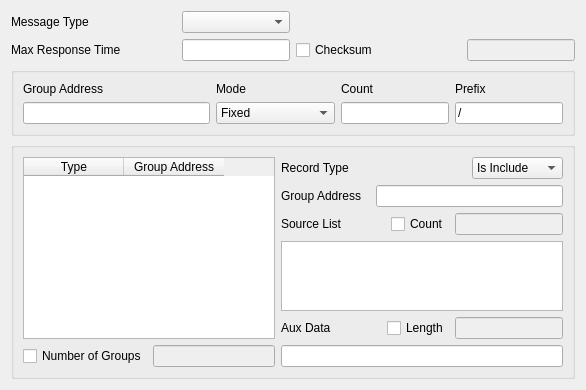
pstavirs/ostinato, file common/gmp.ui: the form before one commit.
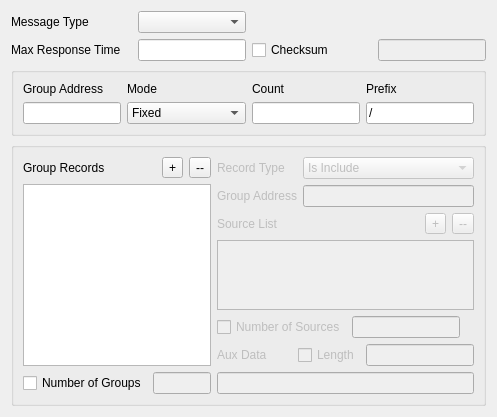
The form after the commit. The open tabs and pages were chosen to show the change. Custom widgets are drawn as their Qt base class.

Patch:
```diff
--- a/common/gmp.ui
+++ b/common/gmp.ui
@@ -5,8 +5,8 @@
    <rect>
     <x>0</x>
     <y>0</y>
-    <width>586</width>
-    <height>281</height>
+    <width>497</width>
+    <height>355</height>
    </rect>
   </property>
   <property name="windowTitle" >
@@ -359,7 +359,7 @@
       </layout>
      </widget>
      <widget class="QWidget" name="page_2" >
-      <layout class="QHBoxLayout" >
+      <layout class="QVBoxLayout" >
        <property name="leftMargin" >
         <number>0</number>
        </property>
@@ -381,18 +381,48 @@
           <item>
            <layout class="QVBoxLayout" >
             <item>
-             <widget class="QTableWidget" name="groupList" >
-              <column>
+             <layout class="QHBoxLayout" >
+              <item>
+               <widget class="QLabel" name="label_14" >
                <property name="text" >
-                <string>Type</string>
-               </property>
-              </column>
-              <column>
+                 <string>Group Records</string>
+                </property>
+                <property name="buddy" >
+                 <cstring>groupRecordAddress</cstring>
+                </property>
+               </widget>
+              </item>
+              <item>
+               <spacer>
+                <property name="orientation" >
+                 <enum>Qt::Horizontal</enum>
+                </property>
+                <property name="sizeHint" >
+                 <size>
+                  <width>16</width>
+                  <height>20</height>
+                 </size>
+                </property>
+               </spacer>
+              </item>
+              <item>
+               <widget class="QToolButton" name="addGroupRecord" >
                <property name="text" >
-                <string>Group Address</string>
-               </property>
-              </column>
-             </widget>
+                 <string>+</string>
+                </property>
+               </widget>
+              </item>
+              <item>
+               <widget class="QToolButton" name="deleteGroupRecord" >
+                <property name="text" >
+                 <string>--</string>
+                </property>
+               </widget>
+              </item>
+             </layout>
+            </item>
+            <item>
+             <widget class="QListWidget" name="groupList" />
             </item>
             <item>
              <layout class="QHBoxLayout" >
@@ -415,8 +445,26 @@
            </layout>
           </item>
           <item>
+           <widget class="QWidget" native="1" name="groupRecord" >
+            <property name="enabled" >
+             <bool>false</bool>
+            </property>
+            <layout class="QVBoxLayout" >
+             <property name="leftMargin" >
+              <number>0</number>
+             </property>
+             <property name="topMargin" >
+              <number>0</number>
+             </property>
+             <property name="rightMargin" >
+              <number>0</number>
+             </property>
+             <property name="bottomMargin" >
+              <number>0</number>
+             </property>
+             <item>
            <layout class="QGridLayout" >
-            <item row="0" column="0" colspan="2" >
+               <item row="0" column="0" >
              <widget class="QLabel" name="label_3" >
               <property name="text" >
                <string>Record Type</string>
@@ -426,8 +474,8 @@
               </property>
              </widget>
             </item>
-            <item row="0" column="2" >
-             <widget class="QComboBox" name="recordType" >
+               <item row="0" column="1" >
+                <widget class="QComboBox" name="groupRecordType" >
               <item>
                <property name="text" >
                 <string>Is Include</string>
@@ -470,12 +518,16 @@
               </property>
              </widget>
             </item>
-            <item row="1" column="1" colspan="2" >
+               <item row="1" column="1" >
              <widget class="QLineEdit" name="groupRecordAddress" />
             </item>
-            <item row="2" column="0" colspan="3" >
-             <layout class="QGridLayout" >
-              <item row="0" column="0" >
+              </layout>
+             </item>
+             <item>
+              <layout class="QVBoxLayout" >
+               <item>
+                <layout class="QHBoxLayout" >
+                 <item>
                <widget class="QLabel" name="label_12" >
                 <property name="text" >
                  <string>Source List</string>
@@ -485,27 +537,48 @@
                 </property>
                </widget>
               </item>
-              <item row="0" column="1" >
+                 <item>
                <spacer>
                 <property name="orientation" >
                  <enum>Qt::Horizontal</enum>
                 </property>
                 <property name="sizeHint" >
                  <size>
-                  <width>40</width>
+                     <width>191</width>
                   <height>20</height>
                  </size>
                 </property>
                </spacer>
               </item>
-              <item row="0" column="2" >
+                 <item>
+                  <widget class="QToolButton" name="addGroupRecordSource" >
+                   <property name="text" >
+                    <string>+</string>
+                   </property>
+                  </widget>
+                 </item>
+                 <item>
+                  <widget class="QToolButton" name="deleteGroupRecordSource" >
+                   <property name="text" >
+                    <string>--</string>
+                   </property>
+                  </widget>
+                 </item>
+                </layout>
+               </item>
+               <item>
+                <widget class="QListWidget" name="groupRecordSourceList" />
+               </item>
+               <item>
+                <layout class="QHBoxLayout" >
+                 <item>
                <widget class="QCheckBox" name="overrideGroupRecordSourceCount" >
                 <property name="text" >
-                 <string>Count</string>
+                    <string>Number of Sources</string>
                 </property>
                </widget>
               </item>
-              <item row="0" column="3" >
+                 <item>
                <widget class="QLineEdit" name="groupRecordSourceCount" >
                 <property name="enabled" >
                  <bool>false</bool>
@@ -518,12 +591,24 @@
                 </property>
                </widget>
               </item>
-              <item row="1" column="0" colspan="4" >
-               <widget class="QTextEdit" name="groupRecordSourceList" />
+                 <item>
+                  <spacer>
+                   <property name="orientation" >
+                    <enum>Qt::Horizontal</enum>
+                   </property>
+                   <property name="sizeHint" >
+                    <size>
+                     <width>81</width>
+                     <height>20</height>
+                    </size>
+                   </property>
+                  </spacer>
               </item>
              </layout>
             </item>
-            <item row="3" column="0" colspan="3" >
+              </layout>
+             </item>
+             <item>
              <layout class="QGridLayout" >
               <item row="0" column="0" >
                <widget class="QLabel" name="label_8" >
@@ -571,6 +656,7 @@
              </layout>
             </item>
            </layout>
+           </widget>
           </item>
          </layout>
         </widget>
@@ -586,8 +672,8 @@
      </property>
      <property name="sizeHint" >
       <size>
-       <width>20</width>
-       <height>40</height>
+       <width>101</width>
+       <height>21</height>
       </size>
      </property>
     </spacer>
```
Left out of the diff: 25 changed lines with no effect on the pictures. Lines whose indentation alone changed are shown as unchanged.
